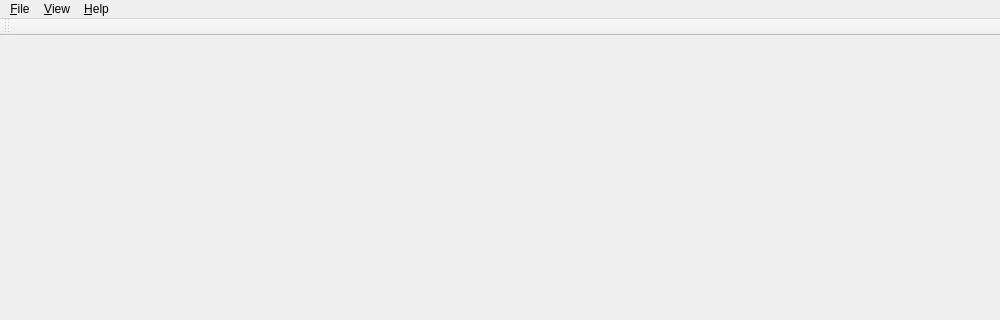
First picture: the form in slowmoVideo/slowmoUI/mainwindow.ui, repository slowmoVideo/slowmoVideo, before the edit; both pictures show x 0 to 1000 and y 0 to 320 of the 1000 by 700 pixel window.
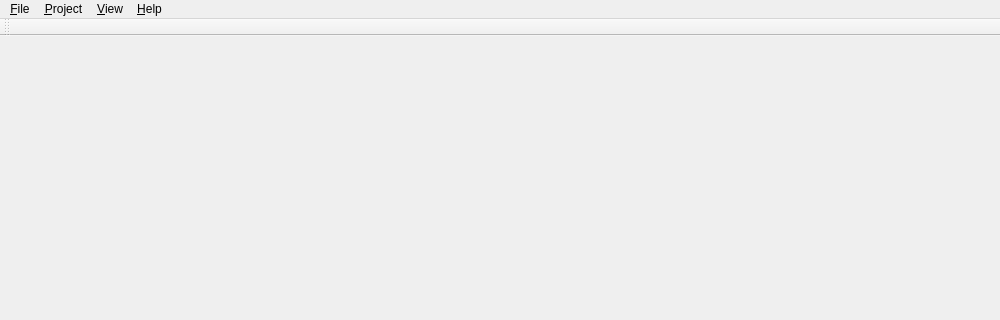
Second picture: the form after the edit.

Commit message:
Slowmo UI * The output time at cursor position is now also shown in frames.   The fps number to use for this calculation can be set in the Project Preferences (new menu entry).
Slowmo
* Invalid fps numbers (negative, division by 0, ...) are not allowed anymore and throw an error.
  Should not affect usage unless there is a bug somewhere.

The edit to the form file:
```diff
--- a/slowmoVideo/slowmoUI/mainwindow.ui
+++ b/slowmoVideo/slowmoUI/mainwindow.ui
@@ -53,7 +53,14 @@
      <string>&amp;View</string>
     </property>
    </widget>
+   <widget class="QMenu" name="menuProject">
+    <property name="title">
+     <string>&amp;Project</string>
+    </property>
+    <addaction name="actionProjectPreferences"/>
+   </widget>
    <addaction name="menuSlowmoVideo_UI"/>
+   <addaction name="menuProject"/>
    <addaction name="menuView"/>
    <addaction name="menuHelp"/>
   </widget>
```
Left out of the diff: 5 changed lines with no effect on the pictures. The commit also changes 16 other files.
